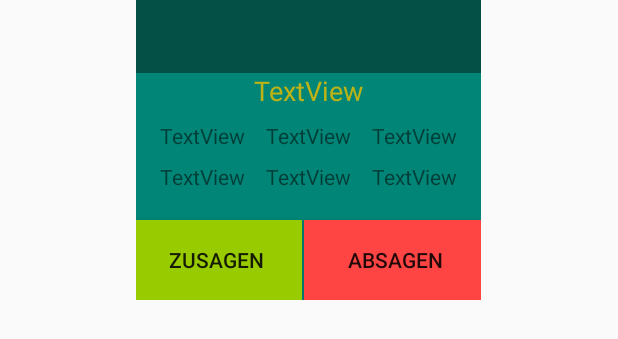
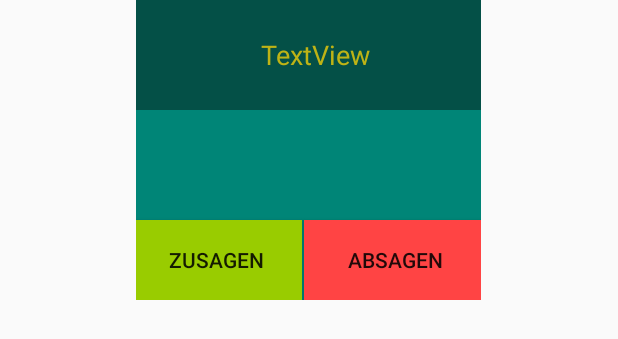
Before and after one commit to 3PNX/FindNLearn, an Android app: the layout activity_overview.xml on its own in the app's theme, with its tools: preview values and no code run, on a phone screen of 412 x 824 dp. Shown: the top 339 px of the screen. Run offline under Robolectric (Android 15) with nearby library versions, the phone set to English and light mode, and no system bars.

Commit message:
overview feddich

```diff
--- a/app/src/main/res/layout/activity_overview.xml
+++ b/app/src/main/res/layout/activity_overview.xml
@@ -9,21 +9,6 @@
 
     tools:layout_editor_absoluteY="81dp">
 
-    <TextView
-        android:id="@+id/tvBoxTitel"
-        android:layout_width="wrap_content"
-        android:layout_height="wrap_content"
-        android:layout_marginStart="8dp"
-        android:layout_marginLeft="8dp"
-        android:layout_marginTop="48dp"
-        android:layout_marginEnd="8dp"
-        android:layout_marginRight="8dp"
-        android:text="TextView"
-        android:textSize="18sp"
-        android:textColor="@color/colorAccent"
-        app:layout_constraintEnd_toEndOf="parent"
-        app:layout_constraintStart_toStartOf="parent"
-        app:layout_constraintTop_toTopOf="parent" />
 
     <TextView
         android:id="@+id/textView5"
@@ -31,10 +16,9 @@
         android:layout_height="wrap_content"
         android:layout_marginStart="16dp"
         android:layout_marginLeft="16dp"
-        android:layout_marginTop="8dp"
         android:text="TextView"
         app:layout_constraintStart_toStartOf="parent"
-        app:layout_constraintTop_toBottomOf="@+id/tvBoxTitel" />
+        tools:layout_editor_absoluteY="82dp" />
 
     <TextView
         android:id="@+id/textView6"
@@ -42,24 +26,22 @@
         android:layout_height="wrap_content"
         android:layout_marginStart="8dp"
         android:layout_marginLeft="8dp"
-        android:layout_marginTop="8dp"
         android:layout_marginEnd="8dp"
         android:layout_marginRight="8dp"
         android:text="TextView"
         app:layout_constraintEnd_toEndOf="parent"
         app:layout_constraintStart_toStartOf="parent"
-        app:layout_constraintTop_toBottomOf="@+id/tvBoxTitel" />
+        tools:layout_editor_absoluteY="82dp" />
 
     <TextView
         android:id="@+id/textView7"
         android:layout_width="wrap_content"
         android:layout_height="wrap_content"
-        android:layout_marginTop="8dp"
         android:layout_marginEnd="16dp"
         android:layout_marginRight="16dp"
         android:text="TextView"
         app:layout_constraintEnd_toEndOf="parent"
-        app:layout_constraintTop_toBottomOf="@+id/tvBoxTitel" />
+        tools:layout_editor_absoluteY="82dp" />
 
     <TextView
         android:id="@+id/tvBoxDatum"
@@ -117,13 +99,29 @@
     <LinearLayout
         android:id="@+id/header"
         android:layout_width="240dp"
-        android:layout_height="58dp"
+        android:layout_height="73dp"
         android:layout_marginBottom="10dp"
         android:background="#045047"
         android:orientation="horizontal"
         app:layout_constraintBottom_toTopOf="@+id/tvBoxTitel"
         app:layout_constraintEnd_toEndOf="parent"
+        app:layout_constraintHorizontal_bias="0.0"
         app:layout_constraintStart_toStartOf="parent"
-        app:layout_constraintTop_toTopOf="parent"></LinearLayout>
+        app:layout_constraintTop_toTopOf="parent"
+        app:layout_constraintVertical_bias="0.036"
+        android:gravity="center">
+
+        <TextView
+            android:id="@+id/tvBoxTitel"
+            android:layout_width="wrap_content"
+            android:layout_height="wrap_content"
+            android:text="TextView"
+            android:textColor="@color/colorAccent"
+            android:textSize="18sp"
+            tools:layout_editor_absoluteX="74dp"
+            tools:layout_editor_absoluteY="16dp"
+            />
+    </LinearLayout>
+
 
 </android.support.constraint.ConstraintLayout>
```
